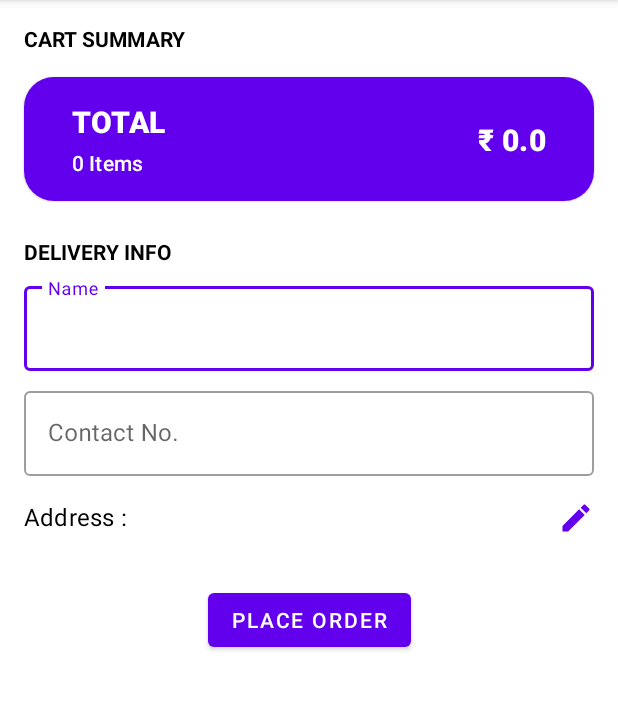
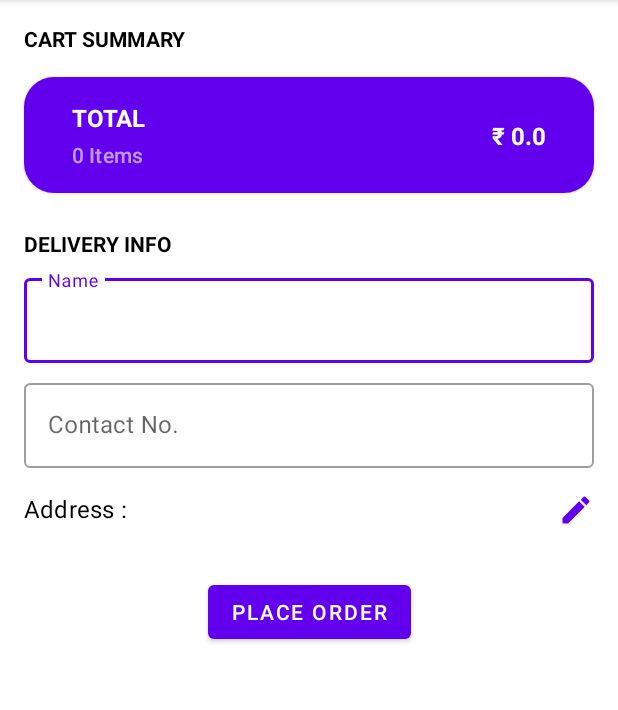
Before and after one commit to imAtulSharma/MyEcom, an Android app: the screen it shows after launch (CheckoutActivity), after a tap on "Buy", on a phone screen of 412 x 824 dp, the part 84-794 px from its top. Run offline under Robolectric (Android 15) with nearby library versions, the light colour scheme and no system bars.

Commit message:
Fix: UI changes

```diff
--- a/user-app/src/main/java/com/streamliners/myecom/MainActivity.java
+++ b/user-app/src/main/java/com/streamliners/myecom/MainActivity.java
@@ -47,7 +47,7 @@ public class MainActivity extends AppCompatActivity {
         else mainBinding.cartSummary.setVisibility(View.VISIBLE);
 
         setupAdapter();
-        mainBinding.btnCheckout.setOnClickListener(view -> checkout());
+        mainBinding.cartSummary.setOnClickListener(view -> checkout());
     }
 
     @Override
@@ -104,7 +104,21 @@ public class MainActivity extends AppCompatActivity {
     }
 
     private void setupAdapter() {
-        AdapterCallbacksListener listener = this::updateCartSummary;
+        AdapterCallbacksListener listener = new AdapterCallbacksListener() {
+            @Override
+            public void onCartUpdated() {
+                updateCartSummary();
+            }
+
+            @Override
+            public void onSizeChanges(int size) {
+                if (size == 0) {
+                    mainBinding.tvNoProducts.setVisibility(View.VISIBLE);
+                } else {
+                    mainBinding.tvNoProducts.setVisibility(View.INVISIBLE);
+                }
+            }
+        };
 
         adapter = new ProductsAdapter(this
                 , products
--- a/user-app/src/main/java/com/streamliners/myecom/controllers/AdapterCallbacksListener.java
+++ b/user-app/src/main/java/com/streamliners/myecom/controllers/AdapterCallbacksListener.java
@@ -2,4 +2,5 @@ package com.streamliners.myecom.controllers;
 
 public interface AdapterCallbacksListener {
     void onCartUpdated();
+    void onSizeChanges(int size);
 }
--- a/user-app/src/main/java/com/streamliners/myecom/controllers/ProductsAdapter.java
+++ b/user-app/src/main/java/com/streamliners/myecom/controllers/ProductsAdapter.java
@@ -29,11 +29,13 @@ public class ProductsAdapter extends RecyclerView.Adapter<RecyclerView.ViewHolde
     // For the visible items
     private final List<Product> visibleProducts;
     private final ProductBinder productBinder;
+    private final AdapterCallbacksListener mListener;
 
     public ProductsAdapter(Context context, List<Product> products, Cart cart, AdapterCallbacksListener listener){
         this.context = context;
         this.products = products;
         this.visibleProducts  = new ArrayList<>(products);
+        this.mListener = listener;
         this.productBinder = new ProductBinder(context, cart, listener);
     }
 
@@ -76,6 +78,7 @@ public class ProductsAdapter extends RecyclerView.Adapter<RecyclerView.ViewHolde
 
     @Override
     public int getItemCount() {
+        mListener.onSizeChanges(visibleProducts.size());
         return visibleProducts.size();
     }
 
--- a/user-app/src/main/res/layout/activity_checkout.xml
+++ b/user-app/src/main/res/layout/activity_checkout.xml
@@ -59,7 +59,7 @@
 
                 <TextView
                     android:id="@+id/title_total"
-                    style="@style/TextAppearance.MaterialComponents.Headline6"
+                    android:textSize="16sp"
                     android:layout_width="wrap_content"
                     android:layout_height="wrap_content"
                     android:layout_marginStart="32dp"
@@ -73,20 +73,20 @@
                 <TextView
                     android:id="@+id/title_total_items"
                     style="@style/TextAppearance.MaterialComponents.Subtitle2"
+                    android:textColor="@color/material_on_primary_emphasis_medium"
                     android:layout_width="wrap_content"
                     android:layout_height="wrap_content"
                     android:layout_marginStart="32dp"
                     android:layout_marginTop="4dp"
                     android:layout_marginBottom="16dp"
                     android:text="5 Items"
-                    android:textColor="@color/white"
                     app:layout_constraintBottom_toBottomOf="parent"
                     app:layout_constraintStart_toStartOf="parent"
                     app:layout_constraintTop_toBottomOf="@+id/title_total" />
 
                 <TextView
                     android:id="@+id/tv_total_amount"
-                    style="@style/TextAppearance.MaterialComponents.Headline6"
+                    android:textSize="16sp"
                     android:layout_width="wrap_content"
                     android:layout_height="wrap_content"
                     android:layout_marginEnd="32dp"
--- a/user-app/src/main/res/layout/item_cart_summary.xml
+++ b/user-app/src/main/res/layout/item_cart_summary.xml
@@ -8,7 +8,8 @@
 
     <TextView
         android:id="@+id/title_total"
-        style="@style/TextAppearance.MaterialComponents.Headline6"
+        style="@style/TextAppearance.AppCompat.Medium"
+        android:textColor="@color/black"
         android:layout_width="wrap_content"
         android:layout_height="wrap_content"
         android:layout_marginStart="32dp"
@@ -31,7 +32,8 @@
 
     <TextView
         android:id="@+id/tv_total_amount"
-        style="@style/TextAppearance.MaterialComponents.Headline6"
+        style="@style/TextAppearance.AppCompat.Medium"
+        android:textColor="@color/black"
         android:layout_width="wrap_content"
         android:layout_height="wrap_content"
         android:layout_marginEnd="32dp"
```
Also changed, not shown: user-app/src/main/res/layout/activity_main.xml (+11 -0 lines).
